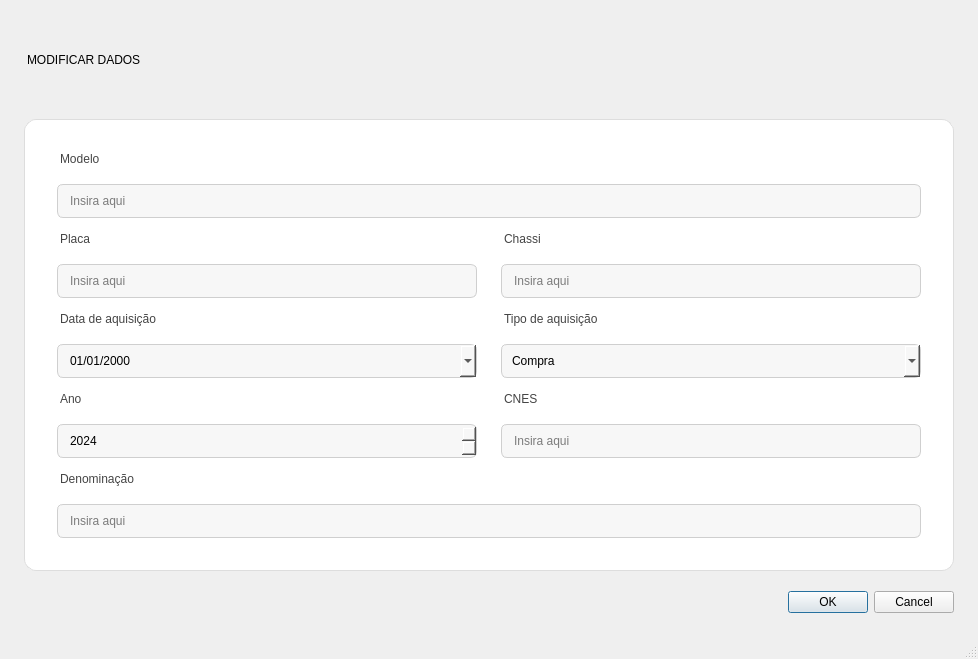
Old version of the form TELAS/TELADEMODIFICA.UI in the repository llucasgustavo23-cyber/sistema.
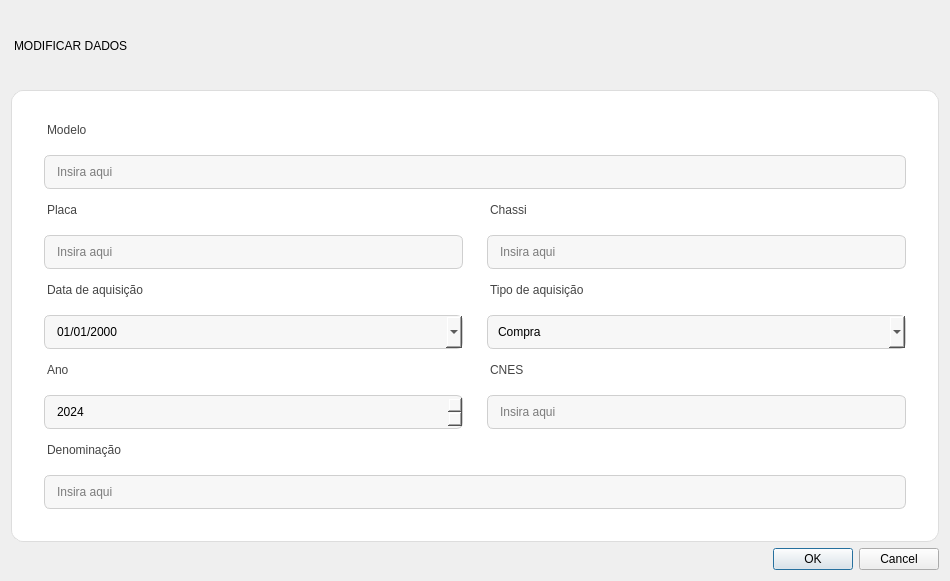
New version of the form.

Patch:
```diff
--- a/TELAS/TELADEMODIFICA.UI
+++ b/TELAS/TELADEMODIFICA.UI
@@ -1,35 +1,19 @@
 <?xml version="1.0" encoding="UTF-8"?>
 <ui version="4.0">
- <class>MainWindow</class>
- <widget class="QMainWindow" name="MainWindow">
+ <class>Form</class>
+ <widget class="QWidget" name="Form">
   <property name="geometry">
    <rect>
     <x>0</x>
     <y>0</y>
-    <width>978</width>
-    <height>659</height>
+    <width>950</width>
+    <height>581</height>
    </rect>
   </property>
   <property name="windowTitle">
    <string>Cadastro Moderno</string>
   </property>
-  <widget class="QWidget" name="centralwidget">
-   <layout class="QVBoxLayout" name="root">
-    <property name="spacing">
-     <number>20</number>
-    </property>
-    <property name="leftMargin">
-     <number>24</number>
-    </property>
-    <property name="topMargin">
-     <number>24</number>
-    </property>
-    <property name="rightMargin">
-     <number>24</number>
-    </property>
-    <property name="bottomMargin">
-     <number>24</number>
-    </property>
+  <layout class="QVBoxLayout" name="verticalLayout">
     <item>
      <widget class="QLabel" name="title">
       <property name="styleSheet">
@@ -266,8 +250,6 @@
      </layout>
     </item>
    </layout>
-  </widget>
-  <widget class="QStatusBar" name="statusbar"/>
  </widget>
  <resources/>
  <connections/>
```
Left out of the diff: 2 changed lines with no effect on the pictures. Lines whose indentation alone changed are shown as unchanged.
